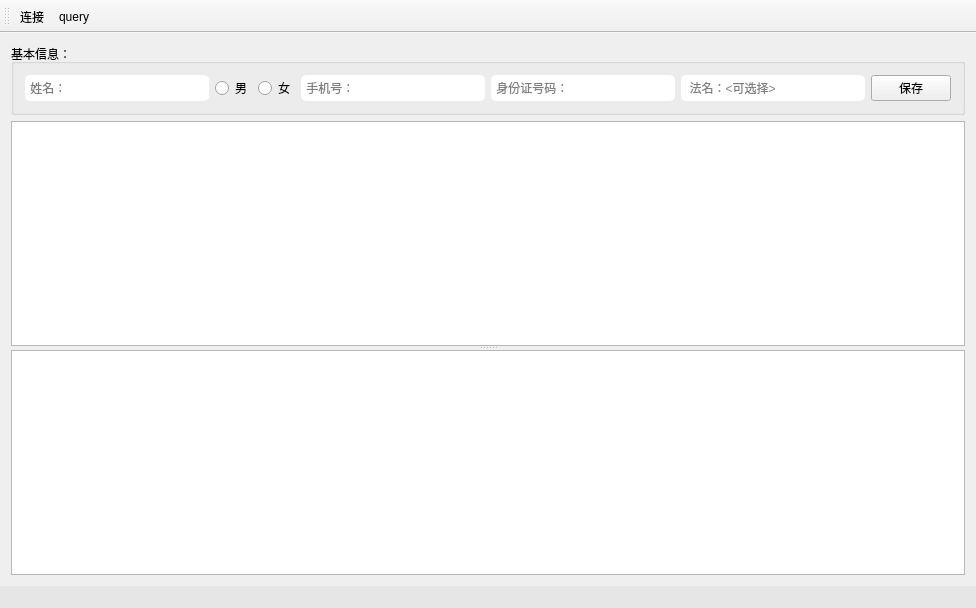
The window that mainwindow.ui (crouse/Fee) describes before a commit, drawn with Qt 5.
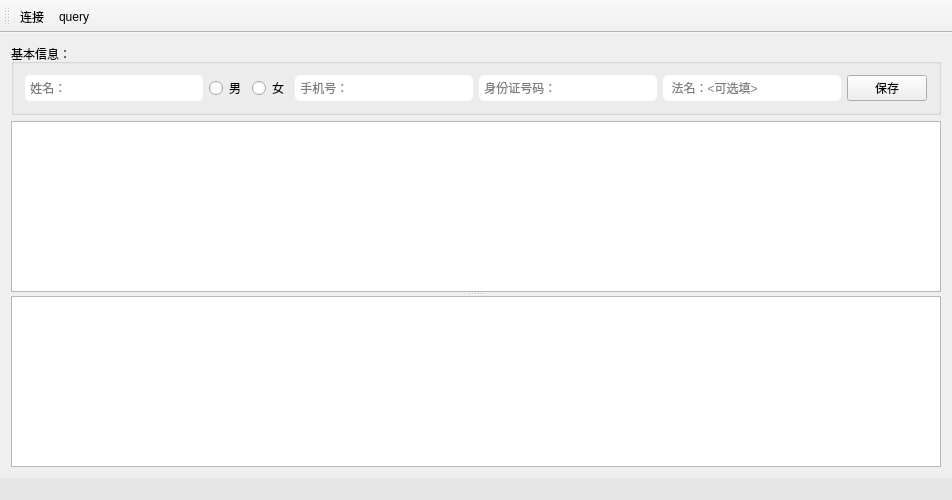
The same window after the commit. Icons and pictures are not drawn.

```diff
--- a/mainwindow.ui
+++ b/mainwindow.ui
@@ -6,8 +6,8 @@
    <rect>
     <x>0</x>
     <y>0</y>
-    <width>976</width>
-    <height>608</height>
+    <width>952</width>
+    <height>500</height>
    </rect>
   </property>
   <property name="windowTitle">
@@ -134,7 +134,7 @@
           <string notr="true">border-radius: 5px;</string>
          </property>
          <property name="placeholderText">
-          <string>  法名：&lt;可选择&gt;</string>
+          <string>  法名：&lt;可选填&gt;</string>
          </property>
         </widget>
        </item>
```
Left out of the diff: 13 changed lines with no effect on the pictures.
